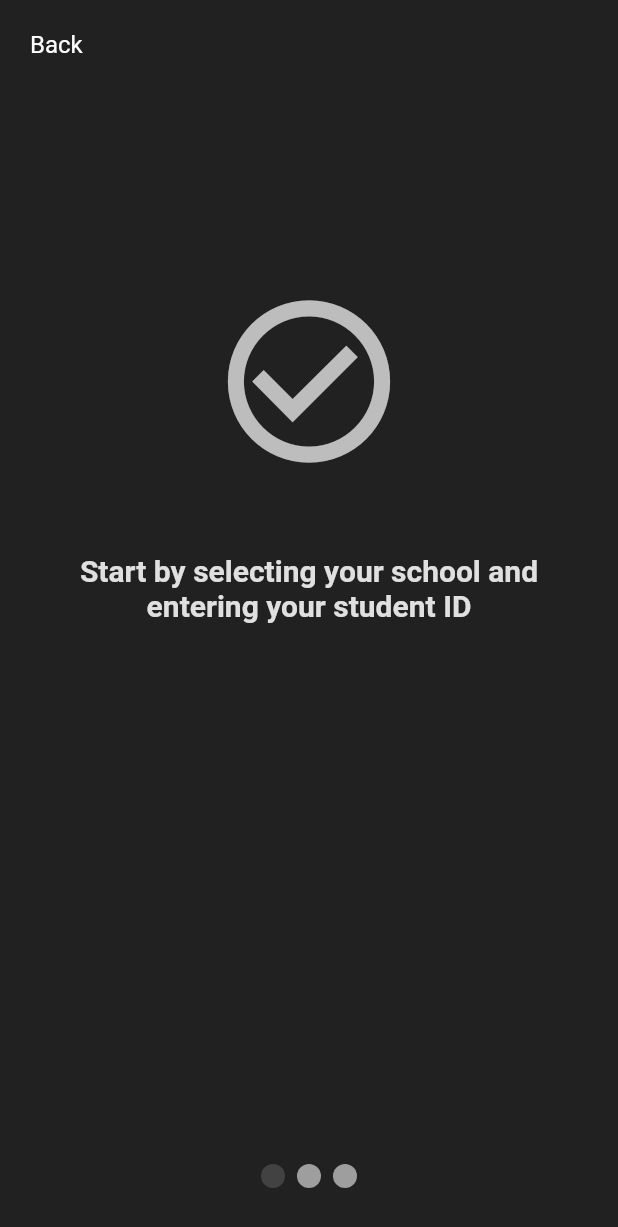
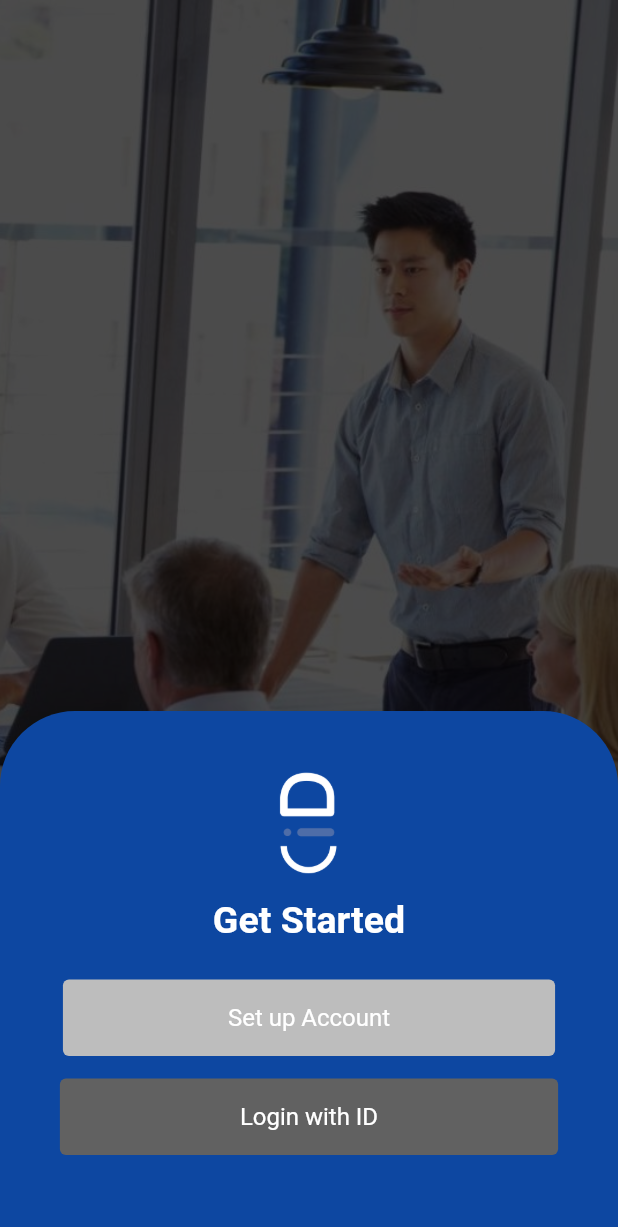
Before and after one commit to Kar-Sha/E-ID, a Flutter app: the screen it shows after launch, on a phone screen of 412 x 824 dp. Shown: the top 1227 px of the screen. Run offline on Flutter 3.47's test engine with Material 2 defaults, Android fonts, the phone set to English and light mode, and no system bars; drawn by our look-alikes of smooth_page_indicator; our stand-ins replace local_auth.

Commit message:
new stuff

```diff
--- a/lib/main.dart
+++ b/lib/main.dart
@@ -1,5 +1,6 @@
 import 'package:flutter/material.dart';
 import 'package:local_auth_ex/screens/home_page.dart';
+import 'package:local_auth_ex/screens/new_login.dart';
 import 'package:local_auth_ex/screens/onboarding.dart';
 
 void main() {
@@ -15,7 +16,7 @@ class MyApp extends StatelessWidget {
       theme: ThemeData(
         primarySwatch: Colors.blue,
       ),
-      home: const Onboarding(),
+      home: const Newlogin(),
     );
   }
 }
--- /dev/null
+++ b/lib/screens/new_login.dart
@@ -0,0 +1,101 @@
+import 'package:flutter/material.dart';
+import 'package:local_auth_ex/screens/home_page.dart';
+import 'package:local_auth_ex/screens/onboarding.dart';
+import 'package:local_auth_ex/widgets/onboarding_list.dart';
+import 'package:local_auth_ex/widgets/tower_id.dart';
+import 'package:smooth_page_indicator/smooth_page_indicator.dart';
+
+class Newlogin extends StatefulWidget {
+  const Newlogin({Key? key}) : super(key: key);
+
+  @override
+  State<Newlogin> createState() => _Newlogin();
+}
+
+class _Newlogin extends State<Newlogin> {
+  @override
+  Widget build(BuildContext context) => Container(
+      decoration: const BoxDecoration(
+        image: DecorationImage(
+          image: AssetImage("lib/images/background.jpeg"),
+          fit: BoxFit.cover,
+        ),
+      ),
+      child: Scaffold(
+        backgroundColor: Colors.black.withOpacity(0.7),
+        body: SafeArea(
+          child: Column(mainAxisAlignment: MainAxisAlignment.end, children: [
+            Container(
+              height: 350,
+              width: 500,
+              decoration: BoxDecoration(
+                color: Colors.blue[900],
+                borderRadius: const BorderRadius.only(
+                    topLeft: Radius.circular(50),
+                    topRight: Radius.circular(50)),
+              ),
+              child: Column(
+                children: [
+                  SizedBox(
+                    height: 25,
+                  ),
+                  Image.asset(
+                    'lib/images/logo.png',
+                    height: 100,
+                  ),
+                  Text("Get Started",
+                      style: TextStyle(
+                          fontSize: 25,
+                          fontWeight: FontWeight.bold,
+                          color: Colors.white)),
+                  SizedBox(
+                    height: 25,
+                  ),
+                  Padding(
+                    padding: const EdgeInsets.symmetric(horizontal: 20.0),
+                    child: Column(
+                      children: [
+                        TextButton(
+                          onPressed: () async {
+                            Navigator.of(context).pushReplacement(
+                              MaterialPageRoute(
+                                  builder: (context) => Onboarding()),
+                            );
+                          },
+                          child: const Text(
+                            "Set up Account",
+                          ),
+                          style: TextButton.styleFrom(
+                            padding: const EdgeInsets.only(
+                                top: 16.0, bottom: 16.0, left: 110, right: 110),
+                            primary: Colors.white,
+                            textStyle: const TextStyle(fontSize: 16),
+                            backgroundColor: Colors.grey[400],
+                          ),
+                        ),
+                        SizedBox(
+                          height: 15,
+                        ),
+                        TextButton(
+                          onPressed: () {},
+                          child: const Text(
+                            "Login with ID",
+                          ),
+                          style: TextButton.styleFrom(
+                            padding: const EdgeInsets.only(
+                                top: 16.0, bottom: 16.0, left: 120, right: 120),
+                            primary: Colors.white,
+                            textStyle: const TextStyle(fontSize: 16),
+                            backgroundColor: Colors.grey[700],
+                          ),
+                        ),
+                      ],
+                    ),
+                  )
+                ],
+              ),
+            ),
+          ]),
+        ),
+      ));
+}
--- a/lib/screens/onboarding.dart
+++ b/lib/screens/onboarding.dart
@@ -1,5 +1,6 @@
 import 'package:flutter/material.dart';
 import 'package:local_auth_ex/screens/home_page.dart';
+import 'package:local_auth_ex/screens/new_login.dart';
 import 'package:local_auth_ex/widgets/onboarding_list.dart';
 import 'package:smooth_page_indicator/smooth_page_indicator.dart';
 
@@ -23,18 +24,28 @@ class _Onboarding extends State<Onboarding> {
           children: [
             Container(
               child: Padding(
-                padding: const EdgeInsets.only(top: 20.0, left: 20.0),
+                padding: const EdgeInsets.only(top: 15.0, left: 20.0),
                 // ignore: prefer_const_literals_to_create_immutables
                 child: Row(children: [
-                  const Text(
-                    "Back",
-                    style: TextStyle(color: Colors.white, fontSize: 16),
+                  TextButton(
+                    onPressed: () async {
+                      Navigator.of(context).pushReplacement(
+                        MaterialPageRoute(builder: (context) => Newlogin()),
+                      );
+                    },
+                    child: const Text(
+                      "Back",
+                    ),
+                    style: TextButton.styleFrom(
+                      primary: Colors.white,
+                      textStyle: const TextStyle(fontSize: 15),
+                    ),
                   ),
                 ]),
               ),
             ),
             Container(
-              height: 550,
+              height: 500,
               child: PageView(
                 scrollDirection: Axis.horizontal,
                 controller: _controller,
--- a/lib/widgets/onboarding_list.dart
+++ b/lib/widgets/onboarding_list.dart
@@ -17,7 +17,7 @@ class OnboardingList extends StatelessWidget {
         child: Column(
           children: [
             Padding(
-              padding: const EdgeInsets.only(top: 150.0, bottom: 50.0),
+              padding: const EdgeInsets.only(top: 130.0, bottom: 50.0),
               child: Icon(
                 icone,
                 size: 130,
--- a/pubspec.yaml
+++ b/pubspec.yaml
@@ -55,6 +55,10 @@ dev_dependencies:
 
 # The following section is specific to Flutter.
 flutter:
+  assets:
+  - lib/images/background.jpeg
+  - lib/images/logo.png
+
 
   # The following line ensures that the Material Icons font is
   # included with your application, so that you can use the icons in
```
Also changed, not shown: lib/images/background.jpeg (added), lib/images/logo.png (added), 2 other files.
